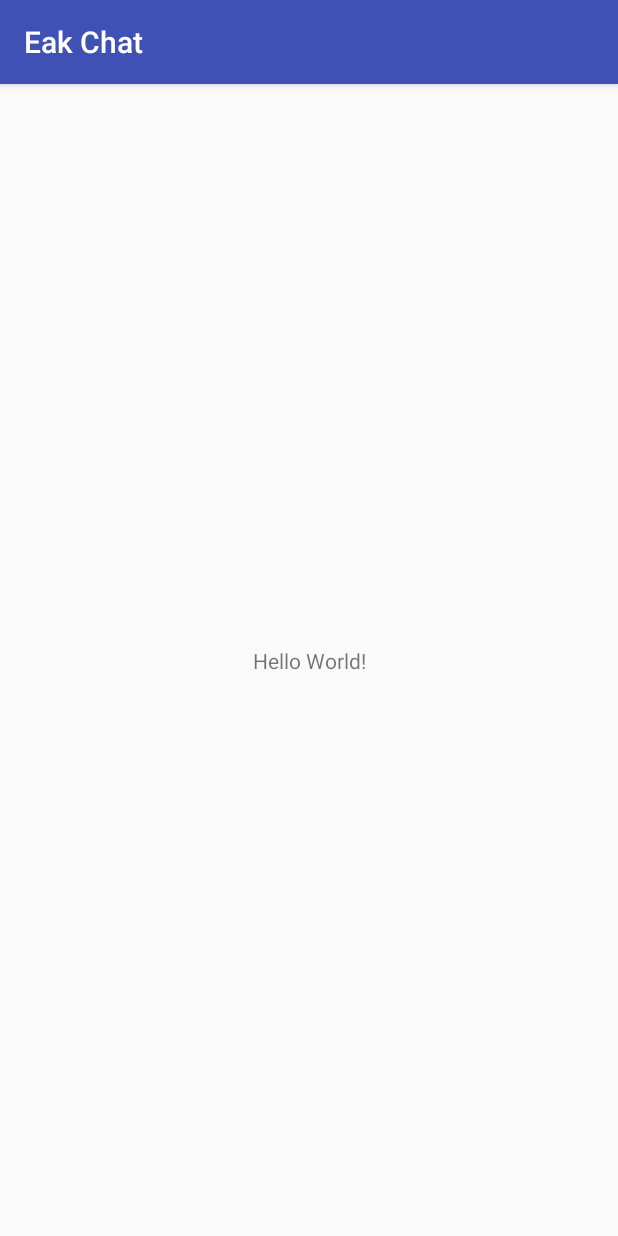
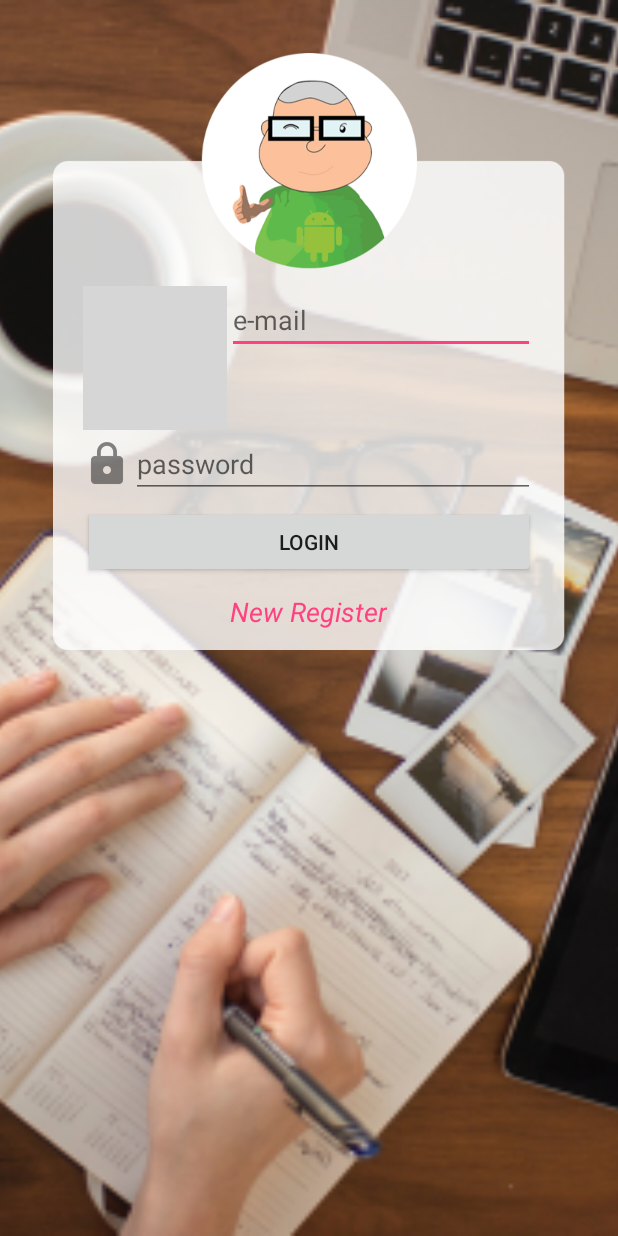
Before and after one commit to rmutr/EakChat, an Android app: the screen it shows after launch (MainActivity), on a phone screen of 412 x 824 dp. Run offline under Robolectric (Android 15) with nearby library versions, the phone set to English and light mode, and no system bars; grey boxes are pictures that could not be loaded.

Commit message:
MainFragment Success

```diff
--- a/app/src/main/java/eak/rmutr/ac/th/eakchat/MainActivity.java
+++ b/app/src/main/java/eak/rmutr/ac/th/eakchat/MainActivity.java
@@ -2,6 +2,8 @@ package eak.rmutr.ac.th.eakchat;
 
 import android.support.v7.app.AppCompatActivity;
 import android.os.Bundle;
+
+import eak.rmutr.ac.th.eakchat.fragment.MainFragment;
 
 public class MainActivity extends AppCompatActivity {
 
@@ -9,5 +11,13 @@ public class MainActivity extends AppCompatActivity {
     protected void onCreate(Bundle savedInstanceState) {
         super.onCreate(savedInstanceState);
         setContentView(R.layout.activity_main);
-    }
-}
+
+//        Add Fragment to Activity
+        if (savedInstanceState == null) {
+            getSupportFragmentManager().beginTransaction()
+                    .add(R.id.contentMainFragment, new MainFragment()).commit();
+        }
+
+    }   // Main Method
+
+}   // Main Class
--- /dev/null
+++ b/app/src/main/java/eak/rmutr/ac/th/eakchat/fragment/MainFragment.java
@@ -0,0 +1,29 @@
+package eak.rmutr.ac.th.eakchat.fragment;
+
+import android.os.Bundle;
+import android.support.annotation.Nullable;
+import android.support.v4.app.Fragment;
+import android.view.LayoutInflater;
+import android.view.View;
+import android.view.ViewGroup;
+
+import eak.rmutr.ac.th.eakchat.R;
+
+/**
+ * Created by Slump on 01/27/2018.
+ */
+
+public class MainFragment extends Fragment {
+
+    @Nullable
+    @Override
+    public View onCreateView(LayoutInflater inflater,
+                             @Nullable ViewGroup container,
+                             @Nullable Bundle savedInstanceState) {
+
+        View view = inflater.inflate(R.layout.fragment_main, container, false);
+
+        return view;
+    }
+
+}   // Main Class
--- a/app/src/main/res/layout/activity_main.xml
+++ b/app/src/main/res/layout/activity_main.xml
@@ -6,13 +6,17 @@
     android:layout_height="match_parent"
     tools:context="eak.rmutr.ac.th.eakchat.MainActivity">
 
-    <TextView
-        android:layout_width="wrap_content"
-        android:layout_height="wrap_content"
-        android:text="Hello World!"
-        app:layout_constraintBottom_toBottomOf="parent"
-        app:layout_constraintLeft_toLeftOf="parent"
-        app:layout_constraintRight_toRightOf="parent"
-        app:layout_constraintTop_toTopOf="parent" />
+    <!--Wallpaper-->
+    <ImageView
+        android:scaleType="centerCrop"
+        android:src="@drawable/bg7"
+        android:layout_width="match_parent"
+        android:layout_height="match_parent" />
+
+    <!--Content of Main Fragment-->
+    <FrameLayout
+        android:id="@+id/contentMainFragment"
+        android:layout_width="match_parent"
+        android:layout_height="match_parent" />
 
 </android.support.constraint.ConstraintLayout>
--- a/app/src/main/res/layout/fragment_main.xml
+++ b/app/src/main/res/layout/fragment_main.xml
@@ -1,6 +1,79 @@
 <?xml version="1.0" encoding="utf-8"?>
 <LinearLayout xmlns:android="http://schemas.android.com/apk/res/android"
-    android:orientation="vertical" android:layout_width="match_parent"
-    android:layout_height="match_parent">
+    android:layout_width="match_parent"
+    android:layout_height="match_parent"
+    android:orientation="vertical">
+
+    <!--Content-->
+    <LinearLayout
+        android:background="@drawable/login_masterung"
+        android:layout_margin="@dimen/margin"
+        android:orientation="vertical"
+        android:layout_width="match_parent"
+        android:layout_height="wrap_content">
+
+        <!--Email-->
+        <LinearLayout
+            android:orientation="horizontal"
+            android:layout_width="match_parent"
+            android:layout_height="wrap_content">
+
+            <!--Icon-->
+            <ImageView
+                android:layout_gravity="center_vertical"
+                android:src="@drawable/ic_action_email"
+                android:layout_width="wrap_content"
+                android:layout_height="wrap_content" />
+
+            <!--Email-->
+            <EditText
+                android:inputType="textEmailAddress"
+                android:hint="e-mail"
+                android:layout_width="match_parent"
+                android:layout_height="wrap_content" />
+
+        </LinearLayout>
+
+        <!--Password-->
+        <LinearLayout
+            android:orientation="horizontal"
+            android:layout_width="match_parent"
+            android:layout_height="wrap_content">
+
+            <!--Icon-->
+            <ImageView
+                android:layout_gravity="center_vertical"
+                android:src="@drawable/ic_action_password"
+                android:layout_width="wrap_content"
+                android:layout_height="wrap_content" />
+
+            <!--Email-->
+            <EditText
+                android:inputType="textPassword"
+                android:hint="password"
+                android:layout_width="match_parent"
+                android:layout_height="wrap_content" />
+
+        </LinearLayout>
+
+        <!--Login Button-->
+        <Button
+            android:layout_marginTop="5dp"
+            android:text="Login"
+            android:layout_width="match_parent"
+            android:layout_height="wrap_content" />
+
+        <!--New Register Text-->
+        <TextView
+            android:layout_marginTop="10dp"
+            android:textColor="@color/colorAccent"
+            android:textStyle="italic"
+            android:textSize="@dimen/h2"
+            android:layout_gravity="center_horizontal"
+            android:text="New Register"
+            android:layout_width="wrap_content"
+            android:layout_height="wrap_content" />
+
+    </LinearLayout>
 
 </LinearLayout>
--- a/app/src/main/res/values/colors.xml
+++ b/app/src/main/res/values/colors.xml
@@ -1,6 +1,6 @@
 <?xml version="1.0" encoding="utf-8"?>
 <resources>
-    <color name="colorPrimary">#3F51B5</color>
-    <color name="colorPrimaryDark">#303F9F</color>
+    <color name="colorPrimary">#ffa000</color>
+    <color name="colorPrimaryDark">#c67100</color>
     <color name="colorAccent">#FF4081</color>
 </resources>
--- /dev/null
+++ b/app/src/main/res/values/dimens.xml
@@ -0,0 +1,7 @@
+<?xml version="1.0" encoding="utf-8"?>
+<resources>
+    <dimen name="margin">35dp</dimen>
+    <dimen name="h1">24sp</dimen>
+    <dimen name="h2">18sp</dimen>
+    <dimen name="padding">16dp</dimen>
+</resources>
--- a/app/src/main/res/values/styles.xml
+++ b/app/src/main/res/values/styles.xml
@@ -1,7 +1,7 @@
 <resources>
 
     <!-- Base application theme. -->
-    <style name="AppTheme" parent="Theme.AppCompat.Light.DarkActionBar">
+    <style name="AppTheme" parent="Theme.AppCompat.Light.NoActionBar">
         <!-- Customize your theme here. -->
         <item name="colorPrimary">@color/colorPrimary</item>
         <item name="colorPrimaryDark">@color/colorPrimaryDark</item>
```
Also changed, not shown: app/src/main/res/drawable-hdpi/ic_action_password.png (added), app/src/main/res/drawable-mdpi/ic_action_password.png (added), app/src/main/res/drawable-xhdpi/ic_action_password.png (added), app/src/main/res/drawable-xxhdpi/bg5.png (added), app/src/main/res/drawable-xxhdpi/bg7.png (added), app/src/main/res/drawable-xxhdpi/ic_action_password.png (added), app/src/main/res/drawable-xxhdpi/login_masterung.9.png (added), app/src/main/res/drawable-xxhdpi/masterung_round.png (added).
